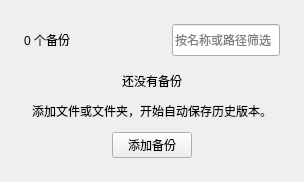
Before: the Qt Designer form windows/mainwindow_child/homepage/homepage.ui in Zao-chen/ZcVersionBox, drawn with Qt 5.
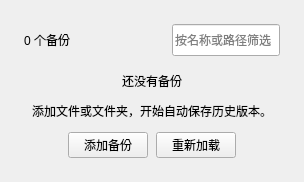
After: the same form once the commit is applied. The open tabs and pages were chosen to show the change.

Commit message: fix(ui): 区分备份清单加载失败与空列表并支持重试

Patch:
```diff
--- a/windows/mainwindow_child/homepage/homepage.ui
+++ b/windows/mainwindow_child/homepage/homepage.ui
@@ -224,6 +224,16 @@
            </property>
           </widget>
          </item>
+         <item>
+          <widget class="QPushButton" name="retryButton">
+           <property name="text">
+            <string>重新加载</string>
+           </property>
+           <property name="autoDefault">
+            <bool>false</bool>
+           </property>
+          </widget>
+         </item>
          <item>
           <spacer name="emptyRight">
            <property name="orientation">
```
The commit also changes 4 other files.
